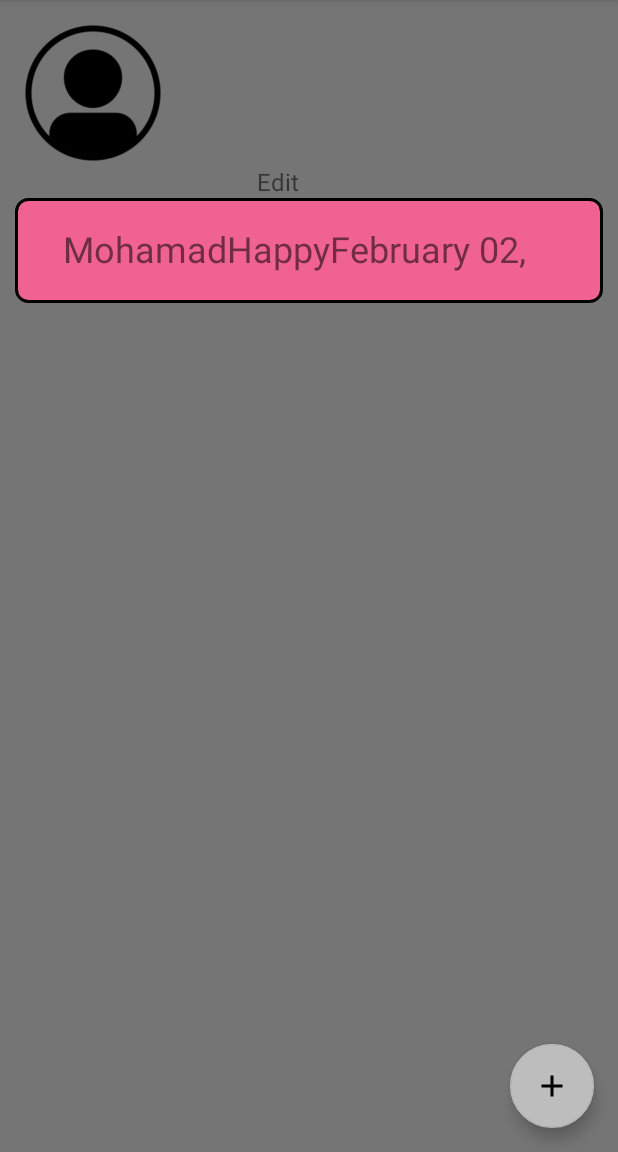
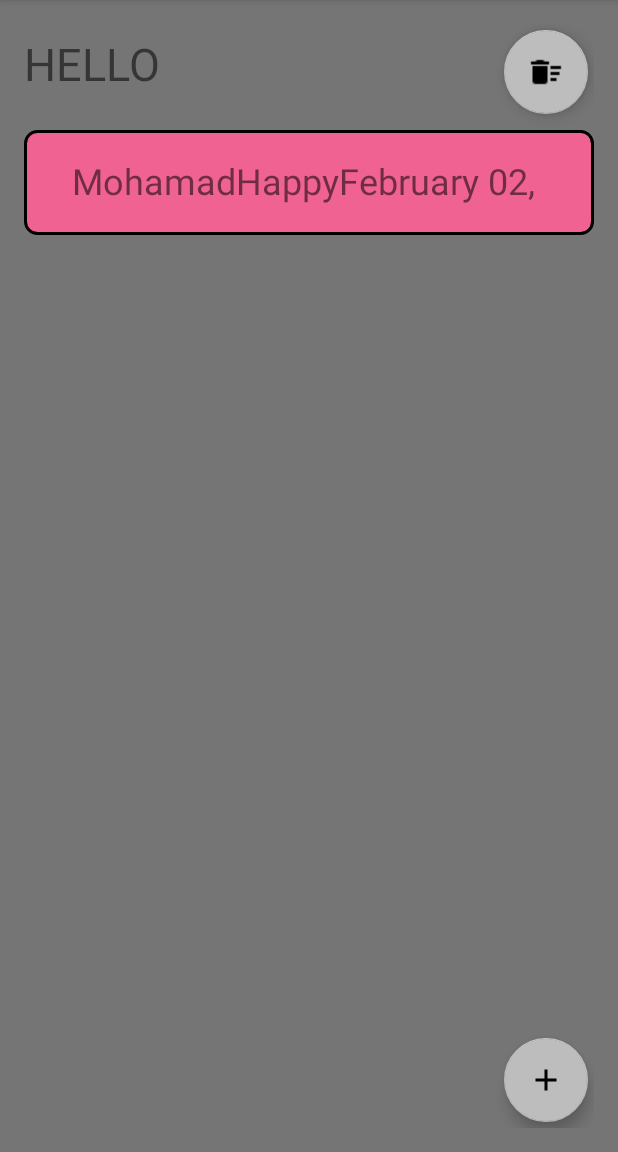
Before and after one commit to CMPUT301W17T17/MoodSwings, an Android app: the screen it shows after launch (MoodListActivity), on a phone screen of 412 x 824 dp, the part 84-1236 px from its top. Run offline under Robolectric (Android 15) with nearby library versions, the phone set to English and light mode, and no system bars.

Commit message:
Updated XML, Pop-up complete

```diff
--- a/app/src/main/java/com/example/android/sendmoods/EditMoodActivity.java
+++ b/app/src/main/java/com/example/android/sendmoods/EditMoodActivity.java
@@ -1,6 +1,7 @@
 package com.example.android.sendmoods;
 
         import android.app.Activity;
+        import android.content.Intent;
         import android.os.Bundle;
         import android.text.InputFilter;
         import android.view.View;
@@ -25,7 +26,8 @@ public class EditMoodActivity extends Activity {
      * Implement save Button
      */
     public void saveMood(View view) {
-
+        Intent intent = new Intent(this, MoodListActivity.class);
+        startActivity(intent);
     }
 
     /**
--- a/app/src/main/java/com/example/android/sendmoods/MoodListActivity.java
+++ b/app/src/main/java/com/example/android/sendmoods/MoodListActivity.java
@@ -59,4 +59,9 @@ public class MoodListActivity extends AppCompatActivity{
         Intent intent = new Intent(this, EditMoodActivity.class);
         startActivity(intent);
     }
+
+    public void resetFilter(View v){
+
+    }
+
 }
--- a/app/src/main/res/layout/mood_list.xml
+++ b/app/src/main/res/layout/mood_list.xml
@@ -5,7 +5,8 @@
     android:layout_width="match_parent"
     android:layout_height="match_parent"
     android:background="#757575"
-    android:fillViewport="true">
+    android:fillViewport="true"
+    android:padding="16dp">
 
     <LinearLayout
         android:id="@+id/mood_list_header"
@@ -13,31 +14,32 @@
         android:layout_height="wrap_content"
         android:orientation="horizontal">
 
-        <ImageView
-            android:id="@+id/ppic"
-            android:layout_width="100dp"
-            android:layout_height="100dp"
-            android:layout_margin="12dp"
-            android:src="@drawable/profile" />
-
         <TextView
             android:layout_width="wrap_content"
             android:layout_height="wrap_content"
-            android:layout_marginLeft="47dp"
-            android:layout_marginTop="110dp"
-            android:fontFamily="sans-serif-thin"
-            android:text="Edit"
-            android:textSize="16sp"
-            android:textStyle="bold" />
+            android:text="HELLO"
+            android:textSize="30sp"
+            android:paddingTop="6dp"
+            android:layout_marginBottom="24dp"/>
+
     </LinearLayout>
 
     <ListView
         android:id="@+id/mood_list"
         android:layout_width="match_parent"
         android:layout_height="wrap_content"
-        android:layout_below="@id/mood_list_header"
-        android:layout_marginLeft="10dp"
-        android:layout_marginRight="10dp"></ListView>
+        android:layout_below="@id/mood_list_header"/>
+
+    <android.support.design.widget.FloatingActionButton
+        android:id="@+id/reset_filter"
+        android:layout_width="wrap_content"
+        android:layout_height="wrap_content"
+        android:layout_alignParentTop="true"
+        android:layout_alignParentRight="true"
+        android:layout_margin="4dp"
+        android:onClick="resetFilter"
+        android:src="@drawable/reset"
+        app:fabSize="auto" />
 
     <android.support.design.widget.FloatingActionButton
         android:id="@+id/floatingActionButton"
@@ -45,7 +47,7 @@
         android:layout_height="wrap_content"
         android:layout_alignParentBottom="true"
         android:layout_alignParentRight="true"
-        android:layout_margin="16dp"
+        android:layout_margin="4dp"
         android:onClick="editMood"
         android:src="@drawable/add"
         app:fabSize="auto" />
--- a/app/src/main/res/layout/profile.xml
+++ b/app/src/main/res/layout/profile.xml
@@ -59,6 +59,7 @@
         android:layout_alignParentRight="true"
         android:layout_margin="16dp"
         android:src="@drawable/rightarrow"
-        app:fabSize="auto" />
+        app:fabSize="auto"
+        android:id="@+id/nextStep"/>
 
 </RelativeLayout>
```
Also changed, not shown: app/src/main/java/com/example/android/sendmoods/User.java (renamed from app/src/main/java/com/example/android/sendmoods/UserInit.java, +9 -4 lines), app/src/main/res/drawable/reset.png (added), 2 other files.
